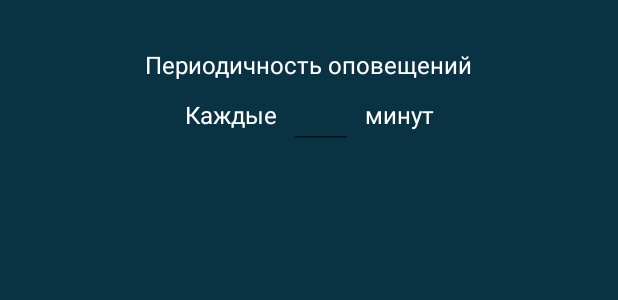
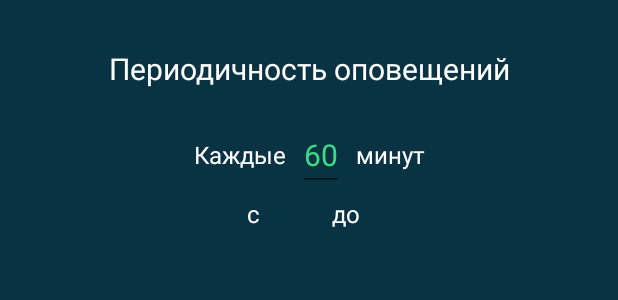
Before and after one commit to sergeevvs/rest-planner, an Android app: the layout fragment_time.xml on its own in the app's theme, with its tools: preview values and no code run, on a phone screen of 412 x 824 dp. Shown: the top 300 px of the screen. Run offline under Robolectric (Android 15) with nearby library versions, the phone set to English and light mode, and no system bars.

Commit message:
Start and End active time done.

```diff
--- a/app/src/main/java/com/github/sergeevvs/restplanner/data/Tags.kt
+++ b/app/src/main/java/com/github/sergeevvs/restplanner/data/Tags.kt
@@ -10,5 +10,7 @@ const val LOG_TAG = "rest_planner_log"
 const val CHANNEL_ID = "rest_planner_channel_id"
 const val TIME_FRAGMENT_TAG = "time_fragment"
 const val DAYS_FRAGMENT_TAG = "days_fragment"
+const val START_TIME_PICKER_TAG = "start_time_picker"
+const val END_TIME_PICKER_TAG = "end_time_picker"
 const val EXECUTE_NOTIFICATION = "execute_notification"
 const val NOTIFICATION_ID = 888
--- /dev/null
+++ b/app/src/main/res/drawable/time_picker_selector.xml
@@ -0,0 +1,9 @@
+<?xml version="1.0" encoding="utf-8"?>
+<selector xmlns:android="http://schemas.android.com/apk/res/android">
+
+    <item android:color="?attr/colorSecondaryVariant" android:state_enabled="true" android:state_selected="true" />
+    <item android:color="?attr/colorSecondaryVariant" android:state_checked="true" android:state_enabled="true" />
+    <item android:alpha="0.87" android:color="?attr/colorSecondaryVariant" android:state_enabled="true" />
+    <item android:alpha="0.33" android:color="?attr/colorSecondaryVariant" />
+
+</selector>
--- a/app/src/main/res/layout/fragment_time.xml
+++ b/app/src/main/res/layout/fragment_time.xml
@@ -1,20 +1,62 @@
 <?xml version="1.0" encoding="utf-8"?>
 <androidx.constraintlayout.widget.ConstraintLayout xmlns:android="http://schemas.android.com/apk/res/android"
     xmlns:app="http://schemas.android.com/apk/res-auto"
+    xmlns:tools="http://schemas.android.com/tools"
     android:layout_width="wrap_content"
     android:layout_height="match_parent"
     android:layout_gravity="center_horizontal"
+    android:focusable="true"
+    android:focusableInTouchMode="true"
     android:padding="@dimen/layout_padding">
 
     <com.google.android.material.textview.MaterialTextView
         android:id="@+id/tv_choose_period"
         android:layout_width="wrap_content"
         android:layout_height="wrap_content"
+        android:gravity="center"
+        android:paddingBottom="20dp"
         android:text="@string/rest_time_period"
         android:textColor="?attr/colorTextOnBottomSheetDialog"
         app:layout_constraintEnd_toEndOf="parent"
         app:layout_constraintStart_toStartOf="parent"
         app:layout_constraintTop_toTopOf="parent" />
+
+    <LinearLayout
+        android:id="@+id/ll_time_period"
+        android:layout_width="wrap_content"
+        android:layout_height="wrap_content"
+        android:gravity="center"
+        app:layout_constraintEnd_toEndOf="parent"
+        app:layout_constraintStart_toStartOf="parent"
+        app:layout_constraintTop_toBottomOf="@id/tv_choose_period">
+
+        <com.google.android.material.textview.MaterialTextView
+            android:layout_width="wrap_content"
+            android:layout_height="wrap_content"
+            android:text="@string/tv_time_period_prefix"
+            android:textColor="?attr/colorTextOnBottomSheetDialog"
+            android:textSize="@dimen/text_size" />
+
+        <com.google.android.material.textfield.TextInputEditText
+            android:id="@+id/ed_time_period"
+            android:layout_width="wrap_content"
+            android:layout_height="wrap_content"
+            android:layout_marginHorizontal="@dimen/margin"
+            android:gravity="center"
+            android:inputType="number"
+            android:lines="1"
+            android:maxLength="3"
+            android:textColor="?attr/colorSecondary"
+            android:textSize="@dimen/title_text_size"
+            tools:text="60" />
+
+        <com.google.android.material.textview.MaterialTextView
+            android:layout_width="wrap_content"
+            android:layout_height="wrap_content"
+            android:text="@string/tv_time_period_postfix"
+            android:textColor="?attr/colorTextOnBottomSheetDialog"
+            android:textSize="@dimen/text_size" />
+    </LinearLayout>
 
     <LinearLayout
         android:id="@+id/ll_active_period"
@@ -23,42 +65,48 @@
         android:orientation="horizontal"
         app:layout_constraintEnd_toEndOf="parent"
         app:layout_constraintStart_toStartOf="parent"
-        app:layout_constraintTop_toBottomOf="@id/tv_choose_period"></LinearLayout>
-
-    <LinearLayout
-        android:id="@+id/ll_time_period"
-        android:layout_width="wrap_content"
-        android:layout_height="wrap_content"
-        android:focusable="true"
-        android:focusableInTouchMode="true"
-        android:gravity="center"
-        android:orientation="horizontal"
-        app:layout_constraintEnd_toEndOf="parent"
-        app:layout_constraintStart_toStartOf="parent"
-        app:layout_constraintTop_toBottomOf="@id/ll_active_period">
+        app:layout_constraintTop_toBottomOf="@id/ll_time_period">
 
         <com.google.android.material.textview.MaterialTextView
             android:layout_width="wrap_content"
             android:layout_height="wrap_content"
-            android:text="@string/tv_time_period_prefix"
-            android:textColor="?attr/colorTextOnBottomSheetDialog" />
+            android:text="@string/start"
+            android:textColor="?attr/colorTextOnBottomSheetDialog"
+            android:textSize="@dimen/text_size" />
 
-        <EditText
-            android:id="@+id/ed_time_period"
+        <com.google.android.material.textview.MaterialTextView
+            android:id="@+id/tv_start_time"
             android:layout_width="wrap_content"
             android:layout_height="wrap_content"
-            android:layout_marginHorizontal="@dimen/margin"
-            android:ems="2"
-            android:gravity="center"
-            android:importantForAutofill="no"
-            android:inputType="number"
-            android:lines="1"
-            android:maxLength="3" />
+            android:layout_marginStart="@dimen/margin"
+            android:clickable="true"
+            android:focusable="true"
+            android:textColor="?attr/colorSecondary"
+            android:textSize="@dimen/title_text_size" />
 
         <com.google.android.material.textview.MaterialTextView
             android:layout_width="wrap_content"
             android:layout_height="wrap_content"
-            android:text="@string/tv_time_period_postfix"
-            android:textColor="?attr/colorTextOnBottomSheetDialog" />
+            android:layout_marginStart="40dp"
+            android:text="@string/end"
+            android:textColor="?attr/colorTextOnBottomSheetDialog"
+            android:textSize="@dimen/text_size" />
+
+        <com.google.android.material.textview.MaterialTextView
+            android:id="@+id/tv_end_time"
+            android:layout_width="wrap_content"
+            android:layout_height="wrap_content"
+            android:layout_marginStart="@dimen/margin"
+            android:clickable="true"
+            android:focusable="true"
+            android:textColor="?attr/colorSecondary"
+            android:textSize="@dimen/title_text_size" />
     </LinearLayout>
+
+    <Space
+        android:layout_width="wrap_content"
+        android:layout_height="150dp"
+        app:layout_constraintEnd_toEndOf="parent"
+        app:layout_constraintStart_toStartOf="parent"
+        app:layout_constraintTop_toBottomOf="@id/ll_active_period" />
 </androidx.constraintlayout.widget.ConstraintLayout>
--- a/app/src/main/res/values-night/themes.xml
+++ /dev/null
@@ -1,27 +0,0 @@
-<resources xmlns:tools="http://schemas.android.com/tools">
-    <!-- Base application theme. -->
-    <style name="Theme.RestPlanner" parent="Theme.MaterialComponents.DayNight.NoActionBar">
-        <!-- Primary brand color. -->
-        <item name="colorPrimary">@color/nightPrimaryColor</item>
-        <item name="colorPrimaryVariant">@color/nightPrimaryDarkColor</item>
-        <item name="colorOnPrimary">@color/nightPrimaryTextColor</item>
-        <!-- Secondary brand color. -->
-        <item name="colorSecondary">@color/nightSecondaryColor</item>
-        <item name="colorSecondaryVariant">@color/nightSecondaryDarkColor</item>
-        <item name="colorOnSecondary">@color/nightSecondaryTextColor</item>
-        <!-- Status bar color. -->
-        <item name="android:statusBarColor" tools:targetApi="l">?attr/colorPrimaryVariant</item>
-        <!-- Other colors. -->
-        <item name="android:colorBackground">@color/nightBackgroundColor</item>
-        <!-- Customize your theme here. -->
-        <item name="bottomSheetDialogTheme">@style/RestPlanner.BottomSheetDialog</item>
-        <item name="android:textViewStyle">@style/RestPlanner.TextView</item>
-        <item name="radioButtonStyle">@style/RestPlanner.RadioButton</item>
-        <item name="checkboxStyle">@style/RestPlanner.CheckBox</item>
-        <item name="switchStyle">@style/RestPlanner.Switch</item>
-        <item name="materialButtonStyle">@style/RestPlanner.Button</item>
-        <!-- Custom attrs. -->
-        <item name="colorBottomSheetDialog">@color/dark_gray</item>
-        <item name="colorTextOnBottomSheetDialog">@color/white</item>
-    </style>
-</resources>
--- a/app/src/main/res/values/colors.xml
+++ b/app/src/main/res/values/colors.xml
@@ -9,7 +9,6 @@
     <color name="white">#FFFFFFFF</color>
     <color name="dark_gray">#FF4B4B4B</color>
     <color name="light_gray">#C8C8C8</color>
-<!--    <color name="mtrl_textinput_default_box_stroke_color" tools:override="true">#FFFFFF</color>-->
     <!-- Custom colors -->
     <color name="primaryColor">#093243</color>
     <color name="primaryLightColor">#395b6e</color>
@@ -21,7 +20,7 @@
     <color name="secondaryTextColor">#000000</color>
     <color name="backgroundColor">#093243</color>
     <!-- Night colors -->
-    <color name="nightPrimaryColor">#4C4C4C</color>
+    <!--<color name="nightPrimaryColor">#4C4C4C</color>
     <color name="nightPrimaryLightColor">#484848</color>
     <color name="nightPrimaryDarkColor">#000000</color>
     <color name="nightSecondaryColor">#eeeeee</color>
@@ -29,5 +28,5 @@
     <color name="nightSecondaryDarkColor">#bcbcbc</color>
     <color name="nightPrimaryTextColor">#ffffff</color>
     <color name="nightSecondaryTextColor">#000000</color>
-    <color name="nightBackgroundColor">#CC286152</color>
+    <color name="nightBackgroundColor">#CC286152</color>-->
 </resources>
--- a/app/src/main/res/values/dimens.xml
+++ b/app/src/main/res/values/dimens.xml
@@ -1,6 +1,7 @@
 <?xml version="1.0" encoding="utf-8"?>
 <resources>
     <dimen name="layout_padding">32dp</dimen>
+    <dimen name="title_text_size">20sp</dimen>
     <dimen name="text_size">16sp</dimen>
     <dimen name="rb_text_size">16sp</dimen>
     <dimen name="rb_padding">8dp</dimen>
--- a/app/src/main/res/values/strings.xml
+++ b/app/src/main/res/values/strings.xml
@@ -18,12 +18,15 @@
     <string name="saturday">Суббота</string>
     <string name="sunday">Воскресенье</string>
     <string name="notification_title">Время отдохнуть от работы ^_^</string>
+    <string name="tv_time_period_prefix">Каждые</string>
+    <string name="tv_time_period_postfix">минут</string>
 
     <!-- Служебные ресурсы -->
     <string name="notification_period_id">Notification period</string>
     <string name="is_rest_planner_checked">Is rest planner checked</string>
     <string name="channel_name">Rest planner notification channel</string>
     <string name="channel_description">For periodic rest notifications</string>
-    <string name="tv_time_period_prefix">Каждые</string>
-    <string name="tv_time_period_postfix">минут</string>
+    <string name="time_template">"%02d:%02d"</string>
+    <string name="end">до</string>
+    <string name="start">с</string>
 </resources>
--- a/app/src/main/res/values/styles.xml
+++ b/app/src/main/res/values/styles.xml
@@ -4,15 +4,15 @@
     <style name="RestPlanner.BottomSheetDialog" parent="Theme.MaterialComponents.BottomSheetDialog">
         <item name="bottomSheetStyle">@style/RestPlanner.BottomSheet</item>
         <item name="materialThemeOverlay">@style/Theme.RestPlanner</item>
-<!--        <item name="textInputStyle">@style/RestPlanner.TextInputLayout</item>-->
+        <!--        <item name="textInputStyle">@style/RestPlanner.TextInputLayout</item>-->
     </style>
 
     <style name="RestPlanner.BottomSheet" parent="Widget.MaterialComponents.BottomSheet">
-        <item name="shapeAppearanceOverlay">@style/RestPlanner.ShapeAppearanceOverlay</item>
+        <item name="shapeAppearanceOverlay">@style/RestPlanner.BottomShapeAppearanceOverlay</item>
         <item name="backgroundTint">?attr/colorBottomSheetDialog</item>
     </style>
 
-    <style name="RestPlanner.ShapeAppearanceOverlay" parent="">
+    <style name="RestPlanner.BottomShapeAppearanceOverlay" parent="">
         <item name="cornerSize">0dp</item>
         <item name="cornerFamily">rounded</item>
         <item name="cornerSizeTopLeft">@dimen/corner_size</item>
@@ -20,13 +20,7 @@
     </style>
 
     <style name="RestPlanner.TextView" parent="Widget.MaterialComponents.TextView">
-        <item name="android:textSize">@dimen/text_size</item>
-    </style>
-
-    <style name="RestPlanner.RadioButton" parent="Widget.MaterialComponents.CompoundButton.RadioButton">
-        <item name="android:textSize">@dimen/rb_text_size</item>
-        <item name="android:padding">@dimen/rb_padding</item>
-        <item name="android:textColor">?attr/colorTextOnBottomSheetDialog</item>
+        <item name="android:textSize">@dimen/title_text_size</item>
     </style>
 
     <style name="RestPlanner.CheckBox" parent="Widget.MaterialComponents.CompoundButton.CheckBox">
@@ -35,9 +29,8 @@
     </style>
 
     <style name="RestPlanner.Switch" parent="Widget.MaterialComponents.CompoundButton.Switch">
-        <item name="android:ems">12</item>
         <item name="android:textColor">?attr/colorTextOnBottomSheetDialog</item>
-        <item name="android:textSize">16sp</item>
+        <item name="android:textSize">@dimen/title_text_size</item>
     </style>
 
     <style name="RestPlanner.Button" parent="Widget.MaterialComponents.Button">
@@ -48,4 +41,25 @@
     <style name="RestPlanner.EditText" parent="Widget.AppCompat.EditText">
         <item name="android:textColor">?attr/colorTextOnBottomSheetDialog</item>
     </style>
+
+    <style name="RestPlanner.TimePicker" parent="ThemeOverlay.MaterialComponents.TimePicker">
+        <!--        <item name="chipStyle">@style/RestPlanner.Chip</item>-->
+        <!--        <item name="materialClockStyle">@style/RestPlanner.TimePicker.Clock</item>-->
+        <item name="shapeAppearanceOverlay">@style/RestPlanner.ShapeAppearanceOverlay</item>
+    </style>
+
+    <style name="RestPlanner.TimePicker.Clock" parent="Widget.MaterialComponents.TimePicker.Clock">
+        <item name="clockFaceBackgroundColor">@color/primaryColor</item>
+        <item name="clockHandColor">@color/secondaryColor</item>
+        <item name="clockNumberTextColor">@color/white</item>
+    </style>
+
+    <style name="RestPlanner.Chip" parent="Widget.MaterialComponents.TimePicker.Display">
+        <item name="android:textColor">@drawable/time_picker_selector</item>
+    </style>
+
+    <style name="RestPlanner.ShapeAppearanceOverlay" parent="">
+        <item name="cornerSize">@dimen/corner_size</item>
+        <item name="cornerFamily">rounded</item>
+    </style>
 </resources>
--- a/app/src/main/res/values/themes.xml
+++ b/app/src/main/res/values/themes.xml
@@ -13,14 +13,15 @@
         <item name="android:statusBarColor" tools:targetApi="l">?attr/colorPrimaryVariant</item>
         <!-- Other colors. -->
         <item name="android:colorBackground">@color/backgroundColor</item>
+<!--        <item name="colorSurface">@color/white</item>-->
         <!-- Customize your theme here. -->
         <item name="bottomSheetDialogTheme">@style/RestPlanner.BottomSheetDialog</item>
         <item name="android:textViewStyle">@style/RestPlanner.TextView</item>
-        <item name="radioButtonStyle">@style/RestPlanner.RadioButton</item>
         <item name="checkboxStyle">@style/RestPlanner.CheckBox</item>
         <item name="switchStyle">@style/RestPlanner.Switch</item>
         <item name="materialButtonStyle">@style/RestPlanner.Button</item>
         <item name="editTextStyle">@style/RestPlanner.EditText</item>
+        <item name="materialTimePickerTheme">@style/RestPlanner.TimePicker</item>
         <!-- Custom attrs. -->
         <item name="colorBottomSheetDialog">@color/backgroundColor</item>
         <item name="colorTextOnBottomSheetDialog">@color/white</item>
```
Also changed, not shown: app/src/main/java/com/github/sergeevvs/restplanner/data/NotificationWorker.kt (+8 -12 lines), app/src/main/java/com/github/sergeevvs/restplanner/presentation/fragments/TimeFragment.kt (+57 -1 lines), app/src/main/java/com/github/sergeevvs/restplanner/presentation/viewmodels/TimeViewModel.kt (+17 -2 lines), app/src/main/res/layout/fragment_main.xml (+4 -4 lines).
